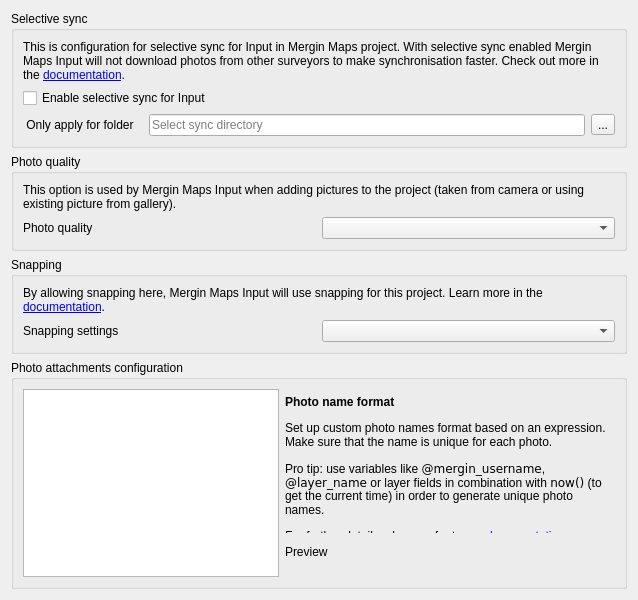
Qt form Mergin/ui/ui_project_config.ui (MerginMaps/qgis-plugin) before a commit.
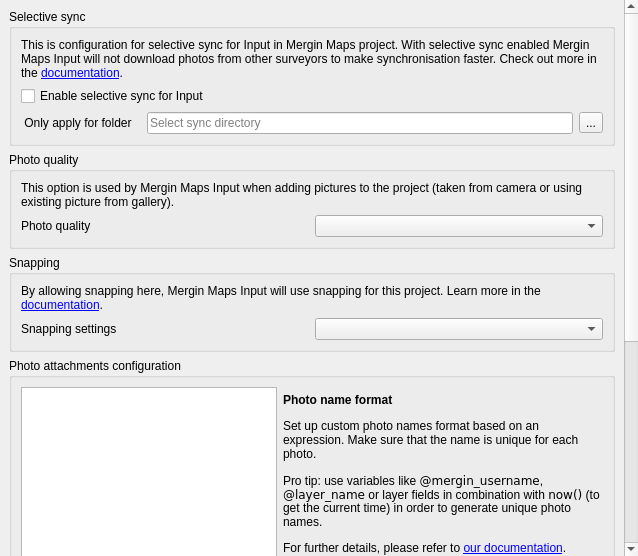
The same form after that commit. Custom widgets are drawn as their Qt base class.

```diff
--- a/Mergin/ui/ui_project_config.ui
+++ b/Mergin/ui/ui_project_config.ui
@@ -10,14 +10,112 @@
     <x>0</x>
     <y>0</y>
     <width>638</width>
-    <height>600</height>
+    <height>556</height>
    </rect>
   </property>
   <property name="windowTitle">
    <string>Create Mergin Project</string>
   </property>
-  <layout class="QGridLayout" name="gridLayout_2">
-   <item row="1" column="0" colspan="2">
+  <layout class="QVBoxLayout" name="verticalLayout_2">
+   <property name="spacing">
+    <number>0</number>
+   </property>
+   <property name="leftMargin">
+    <number>0</number>
+   </property>
+   <property name="topMargin">
+    <number>0</number>
+   </property>
+   <property name="rightMargin">
+    <number>0</number>
+   </property>
+   <property name="bottomMargin">
+    <number>0</number>
+   </property>
+   <item>
+    <widget class="QScrollArea" name="scrollArea">
+     <property name="frameShape">
+      <enum>QFrame::NoFrame</enum>
+     </property>
+     <property name="widgetResizable">
+      <bool>true</bool>
+     </property>
+     <widget class="QWidget" name="scrollAreaWidgetContents">
+      <property name="geometry">
+       <rect>
+        <x>0</x>
+        <y>-361</y>
+        <width>624</width>
+        <height>963</height>
+       </rect>
+      </property>
+      <layout class="QVBoxLayout" name="verticalLayout">
+       <item>
+        <widget class="QGroupBox" name="selective_sync_group">
+         <property name="title">
+          <string>Selective sync</string>
+         </property>
+         <layout class="QGridLayout" name="gridLayout">
+          <item row="0" column="0" colspan="4">
+           <widget class="QLabel" name="label">
+            <property name="text">
+             <string>&lt;html&gt;&lt;head/&gt;&lt;body&gt;&lt;p&gt;This is configuration for selective sync for Input in Mergin Maps project. With selective sync enabled Mergin Maps Input will not download photos from other surveyors to make synchronisation faster. Check out more in the &lt;a href=&quot;https://merginmaps.com/docs/manage/selective_sync/&quot;&gt;&lt;span style=&quot; text-decoration: underline; color:#0000ff;&quot;&gt;documentation&lt;/span&gt;&lt;/a&gt;.&lt;/p&gt;&lt;/body&gt;&lt;/html&gt;</string>
+            </property>
+            <property name="wordWrap">
+             <bool>true</bool>
+            </property>
+            <property name="openExternalLinks">
+             <bool>true</bool>
+            </property>
+           </widget>
+          </item>
+          <item row="3" column="2">
+           <widget class="QLineEdit" name="edit_sync_dir">
+            <property name="enabled">
+             <bool>true</bool>
+            </property>
+            <property name="minimumSize">
+             <size>
+              <width>175</width>
+              <height>0</height>
+             </size>
+            </property>
+            <property name="text">
+             <string/>
+            </property>
+            <property name="placeholderText">
+             <string>Select sync directory</string>
+            </property>
+           </widget>
+          </item>
+          <item row="3" column="3">
+           <widget class="QToolButton" name="btn_get_sync_dir">
+            <property name="text">
+             <string>...</string>
+            </property>
+           </widget>
+          </item>
+          <item row="3" column="0">
+           <widget class="QLabel" name="label_sync_dir">
+            <property name="text">
+             <string> Only apply for folder </string>
+            </property>
+           </widget>
+          </item>
+          <item row="2" column="0" colspan="4">
+           <widget class="QCheckBox" name="chk_sync_enabled">
+            <property name="enabled">
+             <bool>true</bool>
+            </property>
+            <property name="text">
+             <string>Enable selective sync for Input</string>
+            </property>
+           </widget>
+          </item>
+         </layout>
+        </widget>
+       </item>
+       <item>
     <widget class="QGroupBox" name="photo_quality_groupbox">
      <property name="title">
       <string>Photo quality</string>
@@ -49,7 +147,7 @@
      </layout>
     </widget>
    </item>
-   <item row="2" column="0" colspan="2">
+       <item>
     <widget class="QGroupBox" name="snapping_group_box">
      <property name="title">
       <string>Snapping</string>
@@ -81,7 +179,7 @@
      </layout>
     </widget>
    </item>
-   <item row="4" column="0" colspan="2">
+       <item>
     <widget class="QGroupBox" name="groupBox">
      <property name="title">
       <string>Photo attachments configuration</string>
@@ -152,72 +250,71 @@
      </layout>
     </widget>
    </item>
-   <item row="0" column="0" colspan="2">
-    <widget class="QGroupBox" name="selective_sync_group">
+       <item>
+        <widget class="QGroupBox" name="groupBox_2">
      <property name="title">
-      <string>Selective sync</string>
-     </property>
-     <layout class="QGridLayout" name="gridLayout">
-      <item row="0" column="0" colspan="4">
-       <widget class="QLabel" name="label">
+          <string/>
+         </property>
+         <layout class="QGridLayout" name="gridLayout_6">
+          <item row="2" column="0" colspan="3">
+           <widget class="QLabel" name="label_8">
         <property name="text">
-         <string>&lt;html&gt;&lt;head/&gt;&lt;body&gt;&lt;p&gt;This is configuration for selective sync for Input in Mergin Maps project. With selective sync enabled Mergin Maps Input will not download photos from other surveyors to make synchronisation faster. Check out more in the &lt;a href=&quot;https://merginmaps.com/docs/manage/selective_sync/&quot;&gt;&lt;span style=&quot; text-decoration: underline; color:#0000ff;&quot;&gt;documentation&lt;/span&gt;&lt;/a&gt;.&lt;/p&gt;&lt;/body&gt;&lt;/html&gt;</string>
+             <string>&lt;html&gt;&lt;head/&gt;&lt;body&gt;&lt;p&gt;&lt;span style='font-weight:600'&gt;Choose precision level&lt;/span&gt;&lt;/p&gt;&lt;p&gt;Best — best available accuracy, hight battery usage, more that 1 update per minute&lt;br&gt;Normal — optimised for battery life, ~1 update per minute or 100 m traveled&lt;br&gt;Low — best battery life option, ~1 update in 10 minutes or 1 km traveled&lt;/p&gt;&lt;/body&gt;&lt;/html&gt;</string>
         </property>
         <property name="wordWrap">
          <bool>true</bool>
         </property>
-        <property name="openExternalLinks">
-         <bool>true</bool>
-        </property>
-       </widget>
-      </item>
-      <item row="3" column="2">
-       <widget class="QLineEdit" name="edit_sync_dir">
-        <property name="enabled">
-         <bool>true</bool>
-        </property>
+           </widget>
+          </item>
+          <item row="2" column="3" colspan="2">
+           <widget class="QComboBox" name="cmb_tracking_precision"/>
+          </item>
+          <item row="0" column="4">
+           <widget class="QCheckBox" name="chk_tracking_enabled">
         <property name="minimumSize">
          <size>
-          <width>175</width>
-          <height>0</height>
+              <width>16</width>
+              <height>16</height>
+             </size>
+            </property>
+            <property name="maximumSize">
+             <size>
+              <width>16</width>
+              <height>16</height>
          </size>
         </property>
         <property name="text">
          <string/>
         </property>
-        <property name="placeholderText">
-         <string>Select sync directory</string>
-        </property>
-       </widget>
-      </item>
-      <item row="3" column="3">
-       <widget class="QToolButton" name="btn_get_sync_dir">
+           </widget>
+          </item>
+          <item row="1" column="0" colspan="5">
+           <widget class="QLabel" name="label_10">
         <property name="text">
-         <string>...</string>
-        </property>
-       </widget>
-      </item>
-      <item row="3" column="0">
-       <widget class="QLabel" name="label_sync_dir">
-        <property name="text">
-         <string> Only apply for folder </string>
-        </property>
-       </widget>
-      </item>
-      <item row="2" column="0" colspan="4">
-       <widget class="QCheckBox" name="chk_sync_enabled">
-        <property name="enabled">
+             <string>&lt;html&gt;&lt;head/&gt;&lt;body&gt;&lt;p&gt;Tracking allows you to record position when working with this project. Tracks are stored in additional GeoPackage created automatically.&lt;/p&gt;&lt;p&gt;&lt;a href='https://merginmaps.com/docs'&gt;&lt;span style='text-decoration: underline; color:#0000ff;'&gt;Learn more here&lt;/span&gt;&lt;/a&gt; about tracking and how to start tracking in the mobile app.&lt;/p&gt;&lt;/body&gt;&lt;/html&gt;</string>
+            </property>
+            <property name="wordWrap">
          <bool>true</bool>
         </property>
+           </widget>
+          </item>
+          <item row="0" column="0" colspan="4">
+           <widget class="QLabel" name="label_9">
+            <property name="sizePolicy">
+             <sizepolicy hsizetype="Preferred" vsizetype="Preferred">
+              <horstretch>0</horstretch>
+              <verstretch>0</verstretch>
+             </sizepolicy>
+            </property>
         <property name="text">
-         <string>Enable selective sync for Input</string>
+             <string>&lt;html&gt;&lt;head/&gt;&lt;body&gt;&lt;p&gt;&lt;span style=&quot; font-weight:600;&quot;&gt;Enable tracking &lt;/span&gt;&lt;span style=&quot; font-weight:600; vertical-align:super;&quot;&gt;BETA&lt;/span&gt;&lt;/p&gt;&lt;/body&gt;&lt;/html&gt;</string>
         </property>
        </widget>
       </item>
      </layout>
     </widget>
    </item>
-   <item row="5" column="0" colspan="2">
+       <item>
     <spacer name="verticalSpacer">
      <property name="orientation">
       <enum>Qt::Vertical</enum>
@@ -229,6 +326,10 @@
       </size>
      </property>
     </spacer>
+       </item>
+      </layout>
+     </widget>
+    </widget>
    </item>
   </layout>
  </widget>
```
Lines whose indentation alone changed are shown as unchanged.
